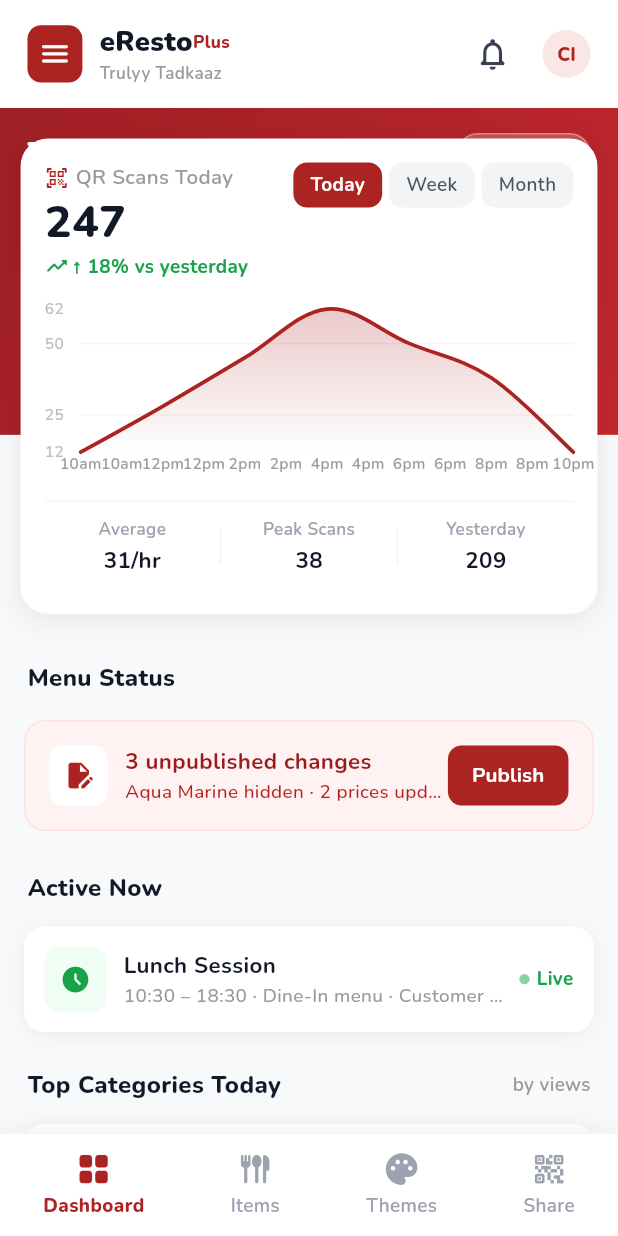
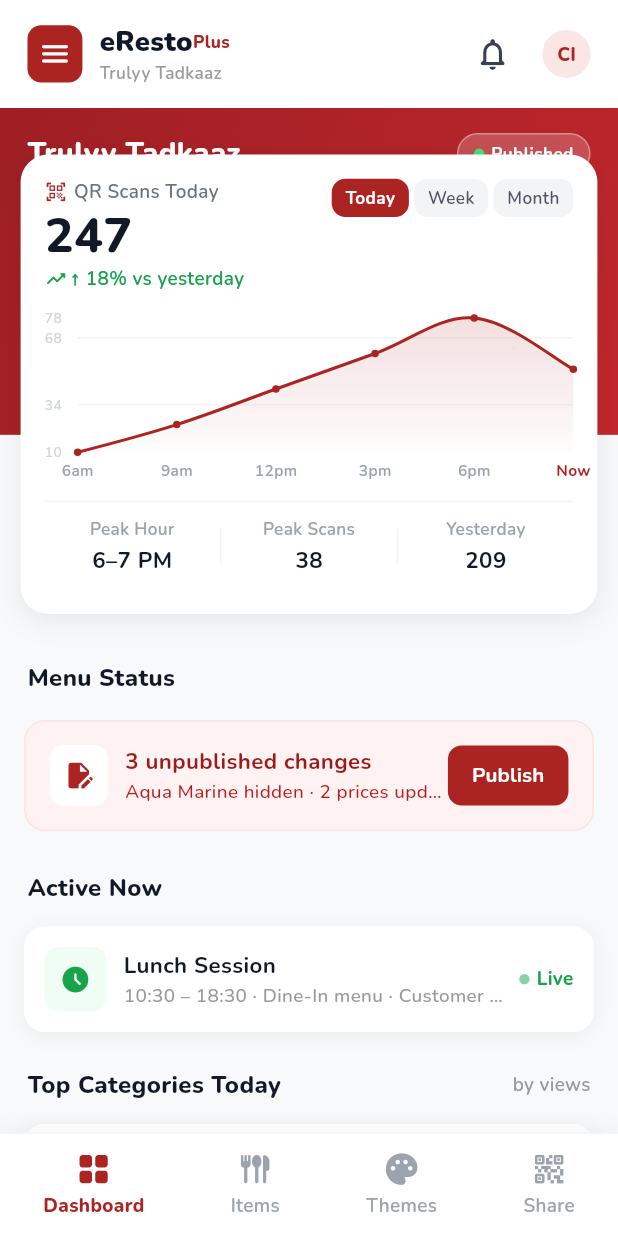
Before and after one commit to chintanjoshi01/eresto_digi_menu_flutter, a Flutter app: the DashboardScreen screen opened by its route, on a phone screen of 412 x 824 dp. Run offline on Flutter 3.47's test engine with Material 3 defaults, Android fonts, the phone set to English and light mode, and no system bars; drawn by our look-alikes of fl_chart, toastification; our stand-ins replace cached_network_image, dartz, dio, firebase_core, flutter_screenutil, flutter_svg and 12 more; accounts and stored records are empty; generated files the repository leaves out were written again.

Commit message:
fix: pixel-perfect alignment of dashboard hero stack, period pills, x-axis labels and peak metrics with prototype v5

```diff
--- a/lib/features/dashboard/data/dashboard_repository_impl.dart
+++ b/lib/features/dashboard/data/dashboard_repository_impl.dart
@@ -58,9 +58,9 @@ class DashboardRepositoryImpl implements DashboardRepository {
       chartData = [1200, 1500, 1800, 2400];
       chartLabels = ['W1', 'W2', 'W3', 'W4'];
     } else {
-      // today
-      chartData = [12, 28, 45, 62, 50, 38, 12];
-      chartLabels = ['10am', '12pm', '2pm', '4pm', '6pm', '8pm', '10pm'];
+      // today (6 points matching exact prototype: 6am, 9am, 12pm, 3pm, 6pm, Now)
+      chartData = [10, 24, 42, 60, 78, 52];
+      chartLabels = ['6am', '9am', '12pm', '3pm', '6pm', 'Now'];
     }
 
     final model = DashboardModel(
@@ -72,7 +72,7 @@ class DashboardRepositoryImpl implements DashboardRepository {
       hiddenItems: 38,
       qrScansToday: 247,
       qrScanDeltaPercent: 18.0,
-      avgScansPerHour: 31,
+      peakHour: "6–7 PM",
       peakScans: 38,
       yesterdayScans: 209,
       scanChartData: chartData,
--- a/lib/features/dashboard/domain/dashboard_model.dart
+++ b/lib/features/dashboard/domain/dashboard_model.dart
@@ -30,7 +30,7 @@ class DashboardModel with _$DashboardModel {
     required int hiddenItems,
     required int qrScansToday,
     required double qrScanDeltaPercent,
-    required int avgScansPerHour,
+    required String peakHour,
     required int peakScans,
     required int yesterdayScans,
     required List<int> scanChartData,
--- a/lib/features/dashboard/presentation/views/dashboard_screen.dart
+++ b/lib/features/dashboard/presentation/views/dashboard_screen.dart
@@ -70,7 +70,7 @@ class DashboardScreen extends GetView<MenuDashboardController> {
                                     onPeriodChanged: (p) => controller.changePeriod(p),
                                     chartData: state.scanChartData,
                                     chartLabels: state.scanChartLabels,
-                                    avgScansPerHour: state.avgScansPerHour,
+                                    peakHour: state.peakHour,
                                     peakScans: state.peakScans,
                                     yesterdayScans: state.yesterdayScans,
                                   ),
--- a/lib/features/dashboard/presentation/widgets/qr_scan_analytics_card.dart
+++ b/lib/features/dashboard/presentation/widgets/qr_scan_analytics_card.dart
@@ -7,7 +7,7 @@ import '../../../../core/theme/app_colors.dart';
 import '../../../../core/theme/app_dimensions.dart';
 
 /// Enterprise Analytics Card displaying QR scans metrics, period filters,
-/// cubic curve charts via fl_chart, and summary metric footers.
+/// cubic curve charts via fl_chart, and summary metric footers matching prototype HTML specs.
 class QrScanAnalyticsCard extends StatelessWidget {
   final int totalScans;
   final double deltaPercent;
@@ -15,7 +15,7 @@ class QrScanAnalyticsCard extends StatelessWidget {
   final ValueChanged<String> onPeriodChanged;
   final List<int> chartData;
   final List<String> chartLabels;
-  final int avgScansPerHour;
+  final String peakHour;
   final int peakScans;
   final int yesterdayScans;
   final EdgeInsetsGeometry? margin;
@@ -28,7 +28,7 @@ class QrScanAnalyticsCard extends StatelessWidget {
     required this.onPeriodChanged,
     required this.chartData,
     required this.chartLabels,
-    required this.avgScansPerHour,
+    this.peakHour = "6–7 PM",
     required this.peakScans,
     required this.yesterdayScans,
     this.margin,
@@ -53,48 +53,49 @@ class QrScanAnalyticsCard extends StatelessWidget {
       child: Column(
         crossAxisAlignment: CrossAxisAlignment.start,
         children: [
-          // Header Row: Scans Count + Period Selector Pills
+          // Header Row: Scans Count + Compact Period Selector Pills
           Row(
             mainAxisAlignment: MainAxisAlignment.spaceBetween,
             crossAxisAlignment: CrossAxisAlignment.start,
             children: [
-              Column(
+              Expanded(
+                child: Column(
                   crossAxisAlignment: CrossAxisAlignment.start,
                   children: [
                     Row(
                       children: [
                         Icon(
                           Icons.qr_code_scanner_rounded,
-                        size: 14.sp,
+                          size: 13.sp,
                           color: AppColors.primary,
                         ),
                         SizedBox(width: 4.w),
                         Text(
                           "QR Scans Today",
                           style: GoogleFonts.nunito(
-                          fontSize: 12.sp,
+                            fontSize: 11.sp,
                             fontWeight: FontWeight.w600,
-                          color: AppColors.textMuted,
+                            color: const Color(0xFF6B7280),
                           ),
                         ),
                       ],
                     ),
-                  SizedBox(height: 4.h),
+                    SizedBox(height: 3.h),
                     Text(
                       totalScans.toString(),
                       style: GoogleFonts.nunito(
-                      fontSize: 26.sp,
+                        fontSize: 28.sp,
                         fontWeight: FontWeight.w800,
                         color: AppColors.textDark,
                         height: 1.0,
                       ),
                     ),
-                  SizedBox(height: 4.h),
+                    SizedBox(height: 3.h),
                     Row(
                       children: [
                         Icon(
                           Icons.trending_up_rounded,
-                        size: 14.sp,
+                          size: 13.sp,
                           color: const Color(0xFF16A34A),
                         ),
                         SizedBox(width: 2.w),
@@ -102,7 +103,7 @@ class QrScanAnalyticsCard extends StatelessWidget {
                           "↑ ${deltaPercent.toInt()}% vs yesterday",
                           style: GoogleFonts.nunito(
                             fontSize: 11.sp,
-                          fontWeight: FontWeight.w700,
+                            fontWeight: FontWeight.w600,
                             color: const Color(0xFF16A34A),
                           ),
                         ),
@@ -110,23 +111,25 @@ class QrScanAnalyticsCard extends StatelessWidget {
                     ),
                   ],
                 ),
-              // Period Selector Pills
+              ),
+              // Compact Period Selector Pills
               Row(
+                mainAxisSize: MainAxisSize.min,
                 children: [
                   _buildPeriodPill("today", "Today"),
-                  SizedBox(width: 4.w),
+                  SizedBox(width: 3.w),
                   _buildPeriodPill("week", "Week"),
-                  SizedBox(width: 4.w),
+                  SizedBox(width: 3.w),
                   _buildPeriodPill("month", "Month"),
                 ],
               ),
             ],
           ),
-          SizedBox(height: 16.h),
+          SizedBox(height: 14.h),
 
-          // Cubic Curve Chart (fl_chart)
+          // Cubic Curve Chart (fl_chart with fixed integer step interval)
           SizedBox(
-            height: 95.h,
+            height: 90.h,
             child: LineChart(
               LineChartData(
                 gridData: FlGridData(
@@ -143,13 +146,13 @@ class QrScanAnalyticsCard extends StatelessWidget {
                   leftTitles: AxisTitles(
                     sideTitles: SideTitles(
                       showTitles: true,
-                      reservedSize: 24,
+                      reservedSize: 22,
                       getTitlesWidget: (value, meta) {
                         return Text(
                           value.toInt().toString(),
                           style: GoogleFonts.nunito(
-                            fontSize: 9.sp,
-                            color: Colors.grey.shade400,
+                            fontSize: 8.sp,
+                            color: const Color(0xFFD1D5DB),
                           ),
                         );
                       },
@@ -159,15 +162,20 @@ class QrScanAnalyticsCard extends StatelessWidget {
                     sideTitles: SideTitles(
                       showTitles: true,
                       reservedSize: 18,
+                      interval: 1.0, // Fixed 1.0 step prevents duplicate labels
                       getTitlesWidget: (value, meta) {
                         final idx = value.toInt();
                         if (idx >= 0 && idx < chartLabels.length) {
-                          return Text(
+                          final isNow = chartLabels[idx].toLowerCase() == 'now';
+                          return Padding(
+                            padding: EdgeInsets.only(top: 4.h),
+                            child: Text(
                               chartLabels[idx],
                               style: GoogleFonts.nunito(
                                 fontSize: 9.sp,
-                              color: Colors.grey.shade500,
-                              fontWeight: FontWeight.w600,
+                                color: isNow ? AppColors.primary : const Color(0xFF9CA3AF),
+                                fontWeight: isNow ? FontWeight.w700 : FontWeight.w600,
+                              ),
                             ),
                           );
                         }
@@ -185,17 +193,26 @@ class QrScanAnalyticsCard extends StatelessWidget {
                     isCurved: true,
                     curveSmoothness: 0.35,
                     color: AppColors.primary,
-                    barWidth: 2.5,
+                    barWidth: 2.0,
                     isStrokeCapRound: true,
-                    dotData: const FlDotData(show: false),
+                    dotData: FlDotData(
+                      show: true,
+                      getDotPainter: (spot, percent, barData, index) {
+                        return FlDotCirclePainter(
+                          radius: 2.5,
+                          color: AppColors.primary,
+                          strokeWidth: 0,
+                        );
+                      },
+                    ),
                     belowBarData: BarAreaData(
                       show: true,
                       gradient: LinearGradient(
                         begin: Alignment.topCenter,
                         end: Alignment.bottomCenter,
                         colors: [
-                          AppColors.primary.withOpacity(0.25),
-                          AppColors.primary.withOpacity(0.0),
+                          AppColors.primary.withOpacity(0.15),
+                          AppColors.primary.withOpacity(0.01),
                         ],
                       ),
                     ),
@@ -206,7 +223,7 @@ class QrScanAnalyticsCard extends StatelessWidget {
           ),
           SizedBox(height: 12.h),
 
-          // Bottom Metric Footer Row
+          // Bottom Metric Footer Row (Matching Prototype HTML lines 480-495)
           Container(
             padding: EdgeInsets.symmetric(vertical: 8.h),
             decoration: const BoxDecoration(
@@ -214,7 +231,7 @@ class QrScanAnalyticsCard extends StatelessWidget {
             ),
             child: Row(
               children: [
-                _buildSummaryStat("Average", "$avgScansPerHour/hr"),
+                _buildSummaryStat("Peak Hour", peakHour),
                 _buildSummaryDivider(),
                 _buildSummaryStat("Peak Scans", peakScans.toString()),
                 _buildSummaryDivider(),
@@ -232,8 +249,8 @@ class QrScanAnalyticsCard extends StatelessWidget {
     return GestureDetector(
       onTap: () => onPeriodChanged(id),
       child: AnimatedContainer(
-        duration: const Duration(milliseconds: 200),
-        padding: EdgeInsets.symmetric(horizontal: 10.w, vertical: 5.h),
+        duration: const Duration(milliseconds: 180),
+        padding: EdgeInsets.symmetric(horizontal: 8.w, vertical: 4.h),
         decoration: BoxDecoration(
           color: isSelected ? AppColors.primary : const Color(0xFFF3F4F6),
           borderRadius: BorderRadius.circular(AppDimensions.radius8),
@@ -241,7 +258,7 @@ class QrScanAnalyticsCard extends StatelessWidget {
         child: Text(
           label,
           style: GoogleFonts.nunito(
-            fontSize: 11.sp,
+            fontSize: 10.sp,
             fontWeight: isSelected ? FontWeight.w700 : FontWeight.w600,
             color: isSelected ? Colors.white : const Color(0xFF4B5563),
           ),
```
Also changed, not shown: lib/features/dashboard/domain/dashboard_model.freezed.dart, lib/features/dashboard/domain/dashboard_model.g.dart. Lines whose indentation alone changed are shown as unchanged.
